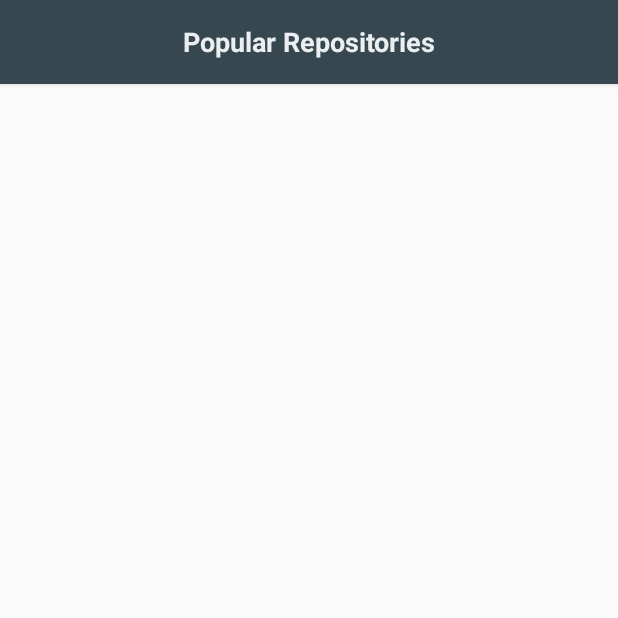
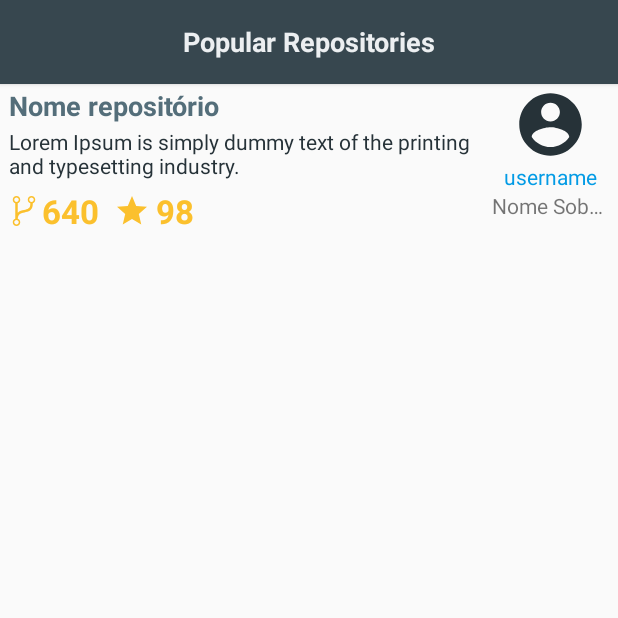
Before and after one commit to MaximoDouglas/ChallengeAndroid, an Android app: the screen it shows after launch (MainActivity), on a phone screen of 412 x 824 dp, the top half of it. Run offline under Robolectric (Android 15) with nearby library versions, the phone set to English and light mode, and no system bars; our stand-ins replace data binding; pictures from the network do not load.

Commit message:
Update on layout setup for Repository Card Component

```diff
--- a/ChallengeAndroid/app/src/main/res/drawable/ic_fork.xml
+++ b/ChallengeAndroid/app/src/main/res/drawable/ic_fork.xml
@@ -1,6 +1,6 @@
 <vector xmlns:android="http://schemas.android.com/apk/res/android"
-    android:width="24dp"
-    android:height="24dp"
+    android:width="20dp"
+    android:height="20dp"
     android:tint="@color/yellow700"
     android:viewportWidth="24"
     android:viewportHeight="24">
--- a/ChallengeAndroid/app/src/main/res/layout/repository_card_component.xml
+++ b/ChallengeAndroid/app/src/main/res/layout/repository_card_component.xml
@@ -1,6 +1,14 @@
 <?xml version="1.0" encoding="utf-8"?>
 <layout xmlns:android="http://schemas.android.com/apk/res/android"
     xmlns:tools="http://schemas.android.com/tools">
+
+    <data>
+
+        <variable
+            name="repositoryCardDto"
+            type="br.com.argmax.challengeandroid.app.components.dto.RepositoryCardDto" />
+
+    </data>
 
     <LinearLayout
         android:layout_width="wrap_content"
@@ -8,35 +16,33 @@
         android:baselineAligned="false">
 
         <LinearLayout
-            android:id="@+id/repository_card_repository_data_layout"
             android:layout_width="0dp"
             android:layout_height="wrap_content"
             android:layout_weight="70"
             android:orientation="vertical">
 
             <TextView
-                android:id="@+id/repository_card_repository_name_text_view"
                 android:layout_width="wrap_content"
                 android:layout_height="wrap_content"
                 android:layout_marginTop="2dp"
+                android:text="@{repositoryCardDto.repositoryName}"
                 android:textColor="@color/blueGray600"
                 android:textSize="18sp"
                 android:textStyle="bold"
                 tools:text="Nome Repositório" />
 
             <TextView
-                android:id="@+id/repository_card_repository_description_text_view"
                 android:layout_width="wrap_content"
                 android:layout_height="wrap_content"
                 android:layout_marginTop="2dp"
                 android:ellipsize="end"
-                android:maxLength="100"
+                android:maxLength="75"
+                android:text="@{repositoryCardDto.repositoryDescription}"
                 android:textColor="@color/blueGray900"
                 android:textSize="14sp"
                 tools:text="Descrição do respositório Lorem Ipsum is simply dummy text of the printing and" />
 
             <LinearLayout
-                android:id="@+id/repository_card_repository_forks_and_stars_layout"
                 android:layout_width="wrap_content"
                 android:layout_height="wrap_content"
                 android:layout_marginTop="6dp">
@@ -44,11 +50,12 @@
                 <TextView
                     android:layout_width="wrap_content"
                     android:layout_height="wrap_content"
-                    android:layout_marginEnd="12dp"
+                    android:layout_marginEnd="10dp"
                     android:drawableStart="@drawable/ic_fork"
-                    android:drawablePadding="4dp"
+                    android:drawablePadding="2dp"
+                    android:text="@{repositoryCardDto.forkQuantity}"
                     android:textColor="@color/yellow700"
-                    android:textSize="25sp"
+                    android:textSize="22sp"
                     android:textStyle="bold"
                     tools:text="640" />
 
@@ -57,8 +64,9 @@
                     android:layout_height="wrap_content"
                     android:drawableStart="@drawable/ic_star"
                     android:drawablePadding="4dp"
+                    android:text="@{repositoryCardDto.starsQuantity}"
                     android:textColor="@color/yellow700"
-                    android:textSize="25sp"
+                    android:textSize="22sp"
                     android:textStyle="bold"
                     tools:text="100" />
 
@@ -67,23 +75,25 @@
         </LinearLayout>
 
         <LinearLayout
-            android:id="@+id/repository_card_user_data_layout"
             android:layout_width="0dp"
             android:layout_height="wrap_content"
+            android:layout_marginTop="2dp"
             android:layout_weight="30"
             android:orientation="vertical">
 
             <ImageView
+                imageUri="@{repositoryCardDto.userImageUrl}"
                 android:layout_width="50dp"
                 android:layout_height="50dp"
                 android:layout_gravity="center"
                 android:contentDescription="@string/user_image"
-                android:src="@drawable/ic_user" />
+                tools:src="@drawable/ic_user" />
 
             <TextView
                 android:layout_width="wrap_content"
                 android:layout_height="wrap_content"
                 android:layout_gravity="center"
+                android:text="@{repositoryCardDto.userName}"
                 android:textColor="@color/blue600"
                 tools:text="username" />
 
@@ -91,6 +101,8 @@
                 android:layout_width="wrap_content"
                 android:layout_height="wrap_content"
                 android:layout_gravity="center"
+                android:singleLine="true"
+                android:text="@{repositoryCardDto.userFullName}"
                 tools:text="Nome Sobrenome" />
 
         </LinearLayout>
--- a/ChallengeAndroid/app/src/main/res/layout/select_repository_fragment.xml
+++ b/ChallengeAndroid/app/src/main/res/layout/select_repository_fragment.xml
@@ -1,19 +1,17 @@
 <?xml version="1.0" encoding="utf-8"?>
-<layout xmlns:android="http://schemas.android.com/apk/res/android"
-    xmlns:app="http://schemas.android.com/apk/res-auto">
+<layout xmlns:android="http://schemas.android.com/apk/res/android">
 
-    <androidx.constraintlayout.widget.ConstraintLayout
+    <LinearLayout
         android:layout_width="match_parent"
-        android:layout_height="match_parent">
+        android:layout_height="match_parent"
+        android:orientation="vertical">
 
         <androidx.appcompat.widget.Toolbar
             android:id="@+id/construction_site_detail_toolbar"
             android:layout_width="match_parent"
             android:layout_height="wrap_content"
             android:background="@color/colorPrimary"
-            android:elevation="2dp"
-            app:layout_constraintStart_toStartOf="parent"
-            app:layout_constraintTop_toTopOf="parent">
+            android:elevation="2dp">
 
             <TextView
                 android:id="@+id/construction_site_detail_toolbar_title"
@@ -27,6 +25,13 @@
 
         </androidx.appcompat.widget.Toolbar>
 
-    </androidx.constraintlayout.widget.ConstraintLayout>
+        <br.com.argmax.challengeandroid.app.components.RepositoryCardComponent
+            android:id="@+id/fakeRepositoryCardComponent"
+            android:layout_width="match_parent"
+            android:layout_height="wrap_content"
+            android:layout_marginStart="6dp"
+            android:layout_marginEnd="6dp" />
+
+    </LinearLayout>
 
 </layout>
```
